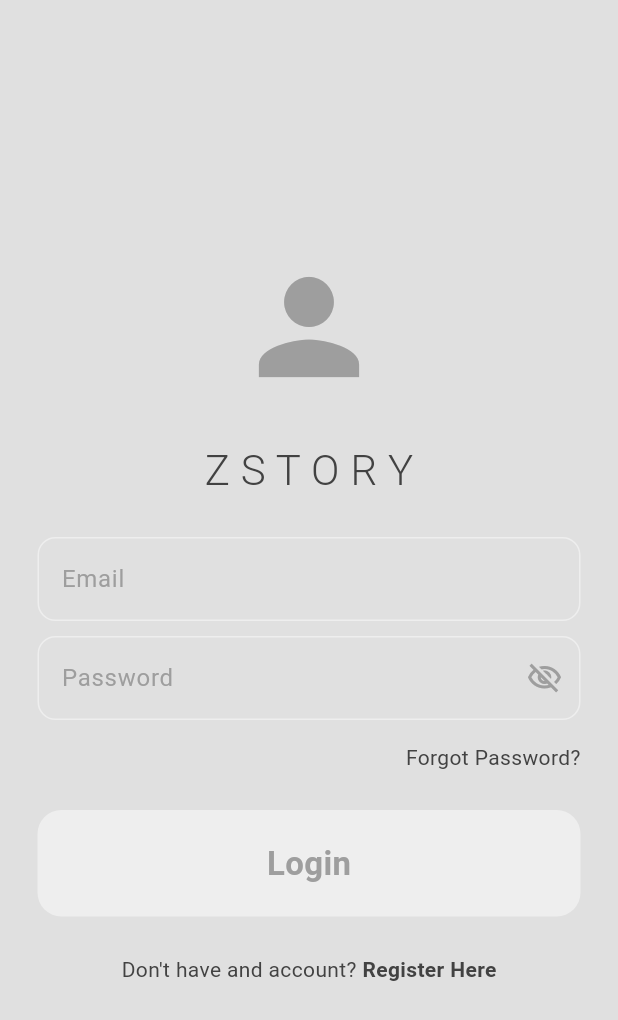
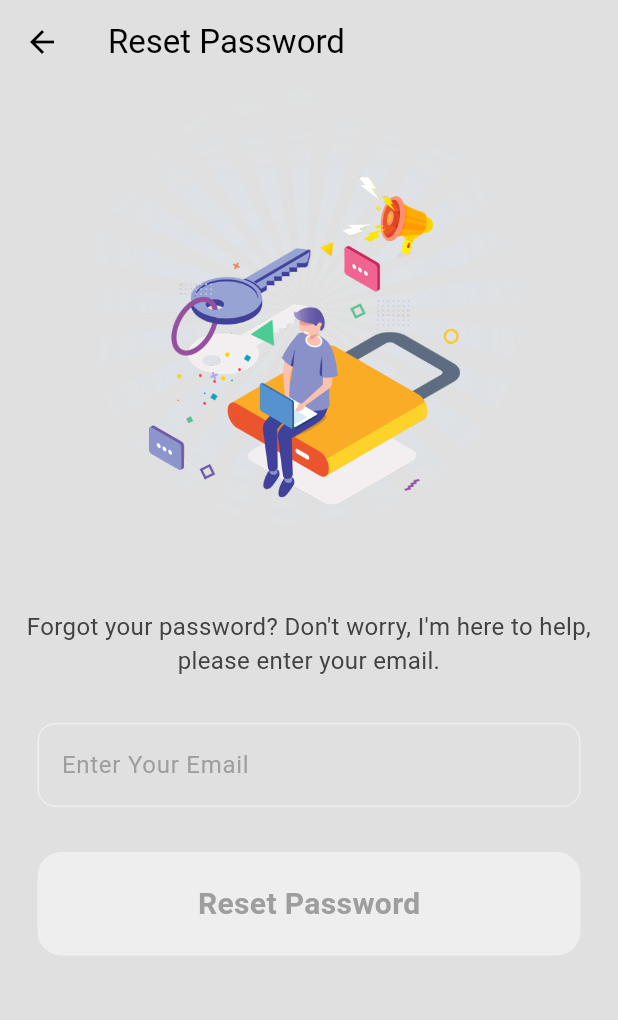
Before and after one commit to mozidan27/zstory, a Flutter app: the screen it shows after launch, after a tap on "Forgot Password?", on a phone screen of 412 x 824 dp. Shown: the top 1020 px of the screen. Run offline on Flutter 3.47's test engine with Material 3 defaults, Android fonts, the light colour scheme and no system bars; our stand-ins replace firebase_auth, firebase_core; accounts and stored records are empty.

Commit message:
forgot pw page created, assets added , forgot pw service created too , will link it next step

```diff
--- a/lib/main.dart
+++ b/lib/main.dart
@@ -1,5 +1,6 @@
 import 'package:firebase_core/firebase_core.dart';
 import 'package:flutter/material.dart';
+import 'package:zstory/pages/forgot_pw_page.dart';
 import 'package:zstory/services/auth/auth_gate.dart';
 import 'package:zstory/firebase_options.dart';
 import 'package:zstory/themes/dart_mode.dart';
@@ -21,6 +22,9 @@ class ZStory extends StatelessWidget {
       debugShowCheckedModeBanner: false,
       theme: lightMode,
       darkTheme: darkMode,
+      routes: {
+        '/forgot_Pw': (context) => const ForgotPasswordPage(),
+      },
     );
   }
 }
--- /dev/null
+++ b/lib/pages/forgot_pw_page.dart
@@ -0,0 +1,64 @@
+import 'package:flutter/material.dart';
+import 'package:zstory/widgets/my_button.dart';
+import 'package:zstory/widgets/my_text_field.dart';
+
+class ForgotPasswordPage extends StatefulWidget {
+  const ForgotPasswordPage({super.key});
+
+  @override
+  State<ForgotPasswordPage> createState() => _ForgotPasswordPageState();
+}
+
+class _ForgotPasswordPageState extends State<ForgotPasswordPage> {
+  final TextEditingController _emailController = TextEditingController();
+  @override
+  Widget build(BuildContext context) {
+    return Scaffold(
+      backgroundColor: Theme.of(context).colorScheme.surface,
+      appBar: AppBar(
+        title: const Text('Reset Password'),
+      ),
+      body: Column(
+        // mainAxisAlignment: MainAxisAlignment.center,
+        children: [
+          // welcome image
+          const Center(
+            child: Image(
+              image: AssetImage('lib/assets/login-punch.png'),
+              height: 300,
+            ),
+          ),
+          const SizedBox(
+            height: 50,
+          ),
+          // welcome page text
+          const Text(
+            'Forgot your password? Don\'t worry, I\'m here to help, please enter your email.',
+            textAlign: TextAlign.center,
+            style: TextStyle(
+              fontSize: 16,
+            ),
+          ),
+          const SizedBox(
+            height: 30,
+          ),
+          // text field to reset the password
+          MyTextField(
+              controller: _emailController,
+              hintText: 'Enter Your Email',
+              obscureText: false),
+          const SizedBox(
+            height: 30,
+          ),
+
+          // icon button
+
+          MyButton(
+            text: 'Reset Password',
+            onTap: () {},
+          )
+        ],
+      ),
+    );
+  }
+}
--- a/lib/pages/login_page.dart
+++ b/lib/pages/login_page.dart
@@ -121,7 +121,7 @@ class _LoginPageState extends State<LoginPage> {
                 Padding(
                   padding: const EdgeInsets.only(right: 25),
                   child: GestureDetector(
-                    onTap: () {},
+                    onTap: () => Navigator.pushNamed(context, '/forgot_Pw'),
                     child: const Text('Forgot Password?'),
                   ),
                 ),
--- a/lib/pages/register_page.dart
+++ b/lib/pages/register_page.dart
@@ -176,7 +176,7 @@ class _RegisterPageState extends State<RegisterPage> {
                 Padding(
                   padding: const EdgeInsets.only(right: 25),
                   child: GestureDetector(
-                    onTap: () {},
+                    onTap: () => Navigator.pushNamed(context, '/forgot_Pw'),
                     child: const Text('Forgot Password?'),
                   ),
                 ),
--- a/lib/services/auth/auth_services.dart
+++ b/lib/services/auth/auth_services.dart
@@ -32,4 +32,9 @@ class AuthService {
   Future<void> signOut() async {
     await _auth.signOut();
   }
+
+  // reset password
+  Future<void> resetPassword(String email) async {
+    await _auth.sendPasswordResetEmail(email: email);
+  }
 }
--- a/lib/widgets/my_button.dart
+++ b/lib/widgets/my_button.dart
@@ -22,7 +22,7 @@ class MyButton extends StatelessWidget {
                 text,
                 style: TextStyle(
                     color: Theme.of(context).colorScheme.inversePrimary,
-                    fontSize: 22,
+                    fontSize: 20,
                     fontWeight: FontWeight.w600),
               ),
             ),
--- a/pubspec.yaml
+++ b/pubspec.yaml
@@ -61,8 +61,8 @@ flutter:
   uses-material-design: true
 
   # To add assets to your application, add an assets section, like this:
-  # assets:
-  #   - images/a_dot_burr.jpeg
+  assets:
+    - lib/assets/
   #   - images/a_dot_ham.jpeg
 
   # An image asset can refer to one or more resolution-specific "variants", see
```
Also changed, not shown: lib/assets/forgot-password-2814113-2368063.webp (added), lib/assets/login-punch.png (added).
